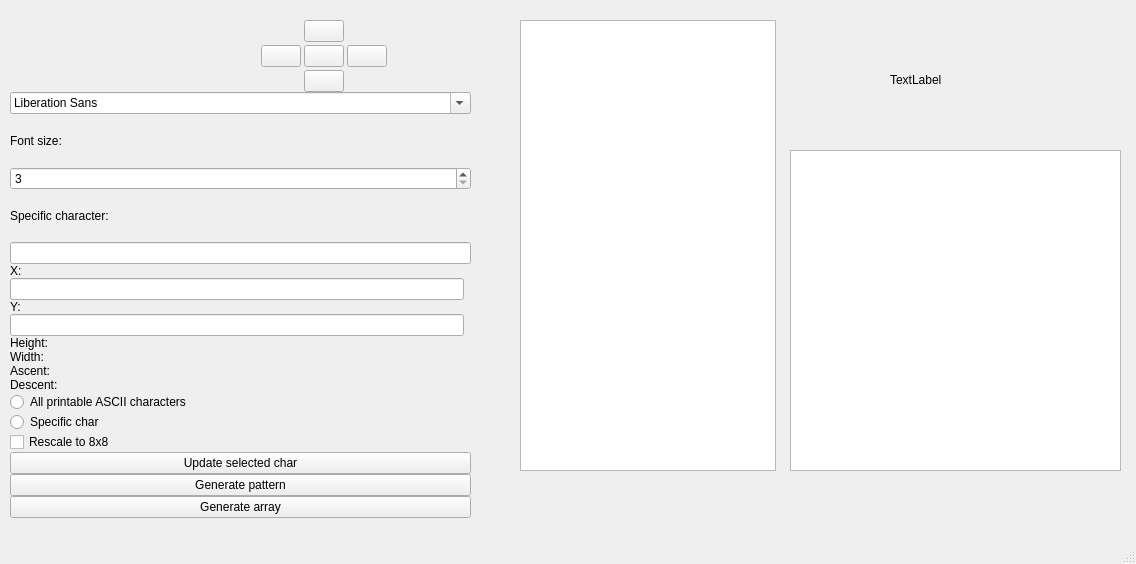
Before: the Qt Designer form mainwindow.ui in Mike308/Font-Generator-2, drawn with Qt 5.
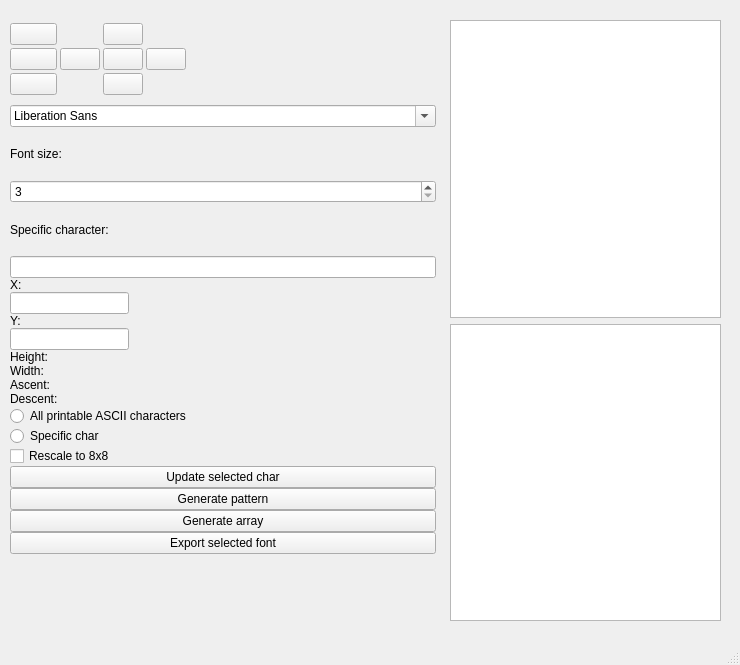
After: the same form once the commit is applied. Icons and pictures are not drawn. Custom widgets are drawn as their Qt base class.

Commit message: improved ui removed useless font preview widget

```diff
--- a/mainwindow.ui
+++ b/mainwindow.ui
@@ -6,10 +6,22 @@
    <rect>
     <x>0</x>
     <y>0</y>
-    <width>1136</width>
-    <height>564</height>
+    <width>740</width>
+    <height>665</height>
    </rect>
   </property>
+  <property name="minimumSize">
+   <size>
+    <width>740</width>
+    <height>665</height>
+   </size>
+  </property>
+  <property name="maximumSize">
+   <size>
+    <width>740</width>
+    <height>665</height>
+   </size>
+  </property>
   <property name="windowTitle">
    <string>MainWindow</string>
   </property>
@@ -18,40 +30,36 @@
     <property name="geometry">
      <rect>
       <x>10</x>
-      <y>20</y>
-      <width>461</width>
-      <height>498</height>
+      <y>23</y>
+      <width>426</width>
+      <height>531</height>
      </rect>
     </property>
     <layout class="QVBoxLayout" name="verticalLayout">
      <property name="spacing">
       <number>0</number>
      </property>
+     <property name="topMargin">
+      <number>0</number>
+     </property>
+     <property name="bottomMargin">
+      <number>0</number>
+     </property>
      <item>
-      <layout class="QHBoxLayout" name="horizontalLayout">
-       <property name="spacing">
-        <number>3</number>
+      <layout class="QGridLayout" name="gridLayout">
+       <property name="bottomMargin">
+        <number>10</number>
        </property>
-       <property name="sizeConstraint">
-        <enum>QLayout::SetFixedSize</enum>
-       </property>
-       <item>
-        <widget class="FontPreviewWidget" name="widget" native="true">
-         <property name="maximumSize">
-          <size>
-           <width>80</width>
-           <height>80</height>
-          </size>
+       <item row="1" column="0">
+        <layout class="QGridLayout" name="positionControlLayout">
+         <property name="rightMargin">
+          <number>250</number>
          </property>
-        </widget>
-       </item>
-       <item>
-        <layout class="QGridLayout" name="gridLayout">
          <property name="spacing">
           <number>3</number>
          </property>
-         <item row="1" column="1">
-          <widget class="QPushButton" name="centerBtn">
+         <item row="2" column="3">
+          <widget class="QPushButton" name="rightBtn">
            <property name="maximumSize">
             <size>
              <width>40</width>
@@ -61,22 +69,14 @@
            <property name="text">
             <string/>
            </property>
-          </widget>
-         </item>
-         <item row="2" column="1">
-          <widget class="QPushButton" name="downBtn">
-           <property name="maximumSize">
-            <size>
-             <width>40</width>
-             <height>40</height>
-            </size>
+           <property name="icon">
+            <iconset>
+             <normalon>:/icons/right.png</normalon>
+            </iconset>
            </property>
-           <property name="text">
-            <string/>
-           </property>
           </widget>
          </item>
-         <item row="0" column="1">
+         <item row="0" column="2">
           <widget class="QPushButton" name="upBtn">
            <property name="maximumSize">
             <size>
@@ -95,7 +95,25 @@
            </property>
           </widget>
          </item>
-         <item row="1" column="0">
+         <item row="4" column="2">
+          <widget class="QPushButton" name="downBtn">
+           <property name="maximumSize">
+            <size>
+             <width>40</width>
+             <height>40</height>
+            </size>
+           </property>
+           <property name="text">
+            <string/>
+           </property>
+           <property name="icon">
+            <iconset>
+             <normalon>:/icons/down.png</normalon>
+            </iconset>
+           </property>
+          </widget>
+         </item>
+         <item row="2" column="1">
           <widget class="QPushButton" name="leftBtn">
            <property name="maximumSize">
             <size>
@@ -108,8 +126,8 @@
            </property>
           </widget>
          </item>
-         <item row="1" column="2">
-          <widget class="QPushButton" name="rightBtn">
+         <item row="2" column="2">
+          <widget class="QPushButton" name="centerBtn">
            <property name="maximumSize">
             <size>
              <width>40</width>
@@ -118,6 +136,59 @@
            </property>
            <property name="text">
             <string/>
+           </property>
+           <property name="icon">
+            <iconset>
+             <normalon>:/icons/center.png</normalon>
+            </iconset>
+           </property>
+           <property name="flat">
+            <bool>false</bool>
+           </property>
+          </widget>
+         </item>
+         <item row="2" column="0">
+          <widget class="QPushButton" name="underlineBtn">
+           <property name="text">
+            <string/>
+           </property>
+           <property name="icon">
+            <iconset>
+             <normalon>:/icons/underline.png</normalon>
+            </iconset>
+           </property>
+           <property name="checkable">
+            <bool>true</bool>
+           </property>
+          </widget>
+         </item>
+         <item row="4" column="0">
+          <widget class="QPushButton" name="boldBtn">
+           <property name="text">
+            <string/>
+           </property>
+           <property name="icon">
+            <iconset>
+             <normalon>:/icons/bold.png</normalon>
+            </iconset>
+           </property>
+           <property name="checkable">
+            <bool>true</bool>
+           </property>
+          </widget>
+         </item>
+         <item row="0" column="0">
+          <widget class="QPushButton" name="italicBtn">
+           <property name="text">
+            <string/>
+           </property>
+           <property name="icon">
+            <iconset>
+             <normalon>:/icons/italic.png</normalon>
+            </iconset>
+           </property>
+           <property name="checkable">
+            <bool>true</bool>
            </property>
           </widget>
          </item>
@@ -161,6 +232,9 @@
      </item>
      <item>
       <layout class="QGridLayout" name="gridLayout_2">
+       <property name="rightMargin">
+        <number>300</number>
+       </property>
        <item row="5" column="0">
         <widget class="QLabel" name="label_7">
          <property name="text">
@@ -281,40 +355,36 @@
        </property>
       </widget>
      </item>
+     <item>
+      <widget class="QPushButton" name="expoortBtn">
+       <property name="text">
+        <string>Export selected font</string>
+       </property>
+      </widget>
+     </item>
     </layout>
    </widget>
-   <widget class="QListView" name="fontListView">
+   <widget class="QWidget" name="verticalLayoutWidget_2">
     <property name="geometry">
      <rect>
-      <x>520</x>
+      <x>450</x>
       <y>20</y>
-      <width>256</width>
-      <height>451</height>
+      <width>271</width>
+      <height>601</height>
      </rect>
     </property>
-   </widget>
-   <widget class="QLabel" name="label_3">
-    <property name="geometry">
-     <rect>
-      <x>890</x>
-      <y>40</y>
-      <width>80</width>
-      <height>80</height>
-     </rect>
-    </property>
-    <property name="text">
-     <string>TextLabel</string>
-    </property>
-   </widget>
-   <widget class="QPlainTextEdit" name="plainTextEdit">
-    <property name="geometry">
-     <rect>
-      <x>790</x>
-      <y>150</y>
-      <width>331</width>
-      <height>321</height>
-     </rect>
-    </property>
+    <layout class="QVBoxLayout" name="verticalLayout_2">
+     <item>
+      <widget class="QListView" name="fontListView">
+       <property name="selectionMode">
+        <enum>QAbstractItemView::MultiSelection</enum>
+       </property>
+      </widget>
+     </item>
+     <item>
+      <widget class="QPlainTextEdit" name="plainTextEdit"/>
+     </item>
+    </layout>
    </widget>
   </widget>
   <widget class="QMenuBar" name="menubar">
@@ -329,14 +399,6 @@
   </widget>
   <widget class="QStatusBar" name="statusbar"/>
  </widget>
- <customwidgets>
-  <customwidget>
-   <class>FontPreviewWidget</class>
-   <extends>QWidget</extends>
-   <header>fontpreviewwidget.h</header>
-   <container>1</container>
-  </customwidget>
- </customwidgets>
  <resources/>
  <connections/>
 </ui>
```
Left out of the diff: 11 changed lines with no effect on the pictures. The commit also changes 18 other files.
